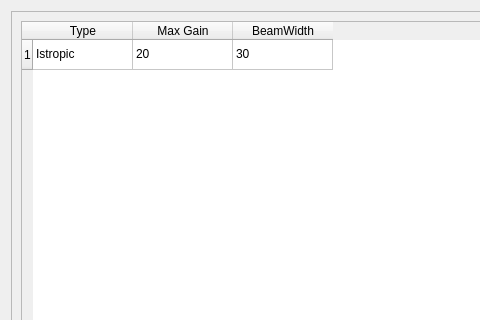
Old version of the form Qt/QT_PRJ/Ns3Visualizer_copy/antennas.ui in the repository z14212638-eng/Ns3-based-Visualization; both pictures show x 0 to 480 and y 0 to 320 of the 1148 by 883 pixel window.
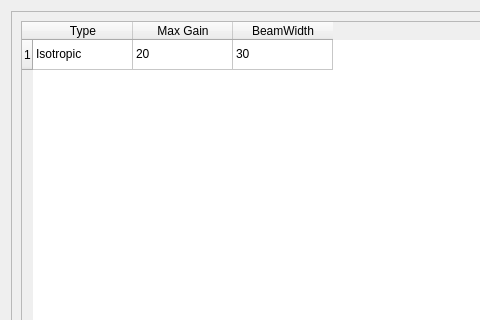
New version of the form.

What changed in the file:
```diff
--- a/Qt/QT_PRJ/Ns3Visualizer_copy/antennas.ui
+++ b/Qt/QT_PRJ/Ns3Visualizer_copy/antennas.ui
@@ -43,7 +43,7 @@
         </column>
         <item row="0" column="0">
          <property name="text">
-          <string>Istropic</string>
+          <string>Isotropic</string>
          </property>
         </item>
         <item row="0" column="1">
```
